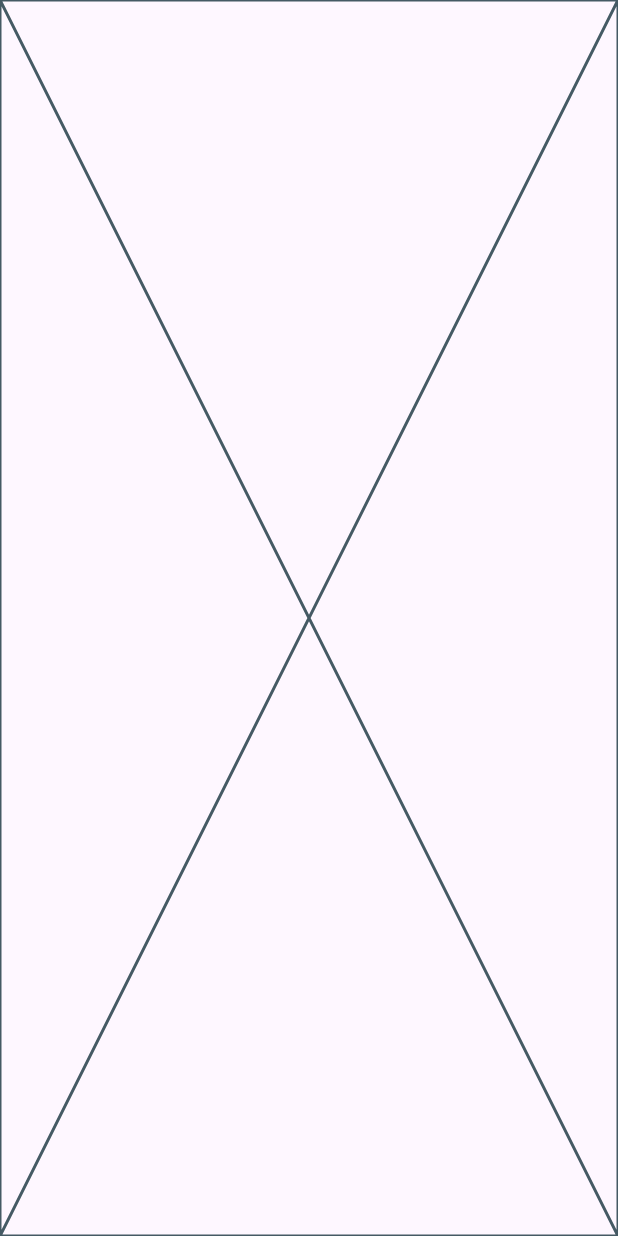
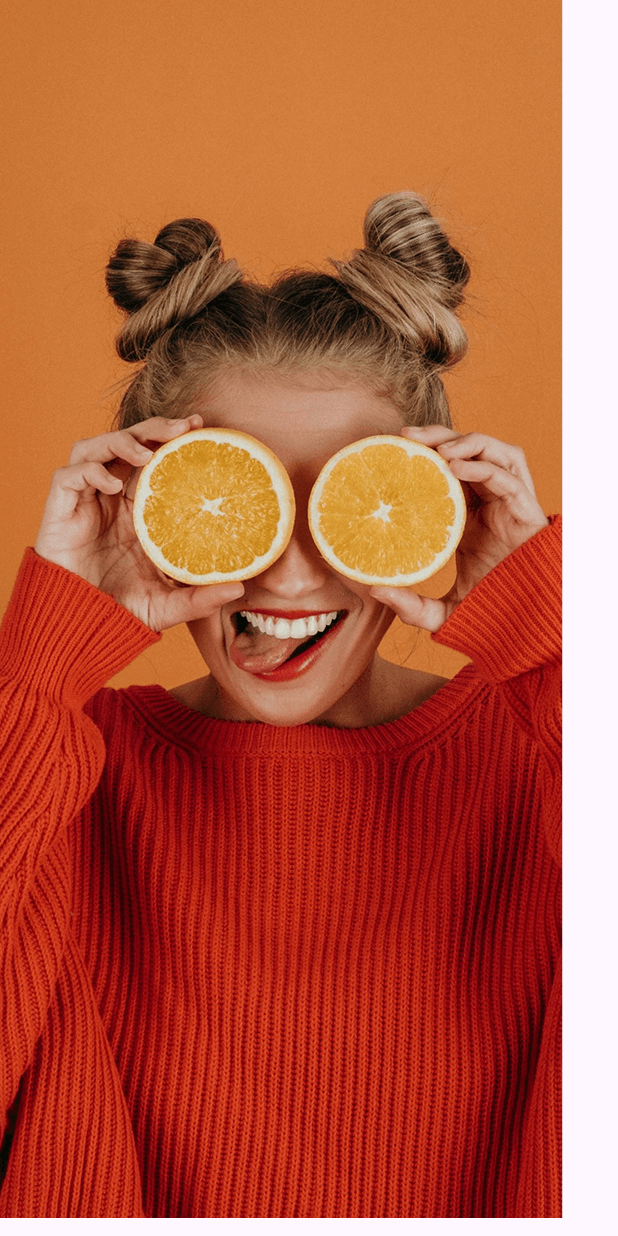
Before and after one commit to Maheresio/Balanced_Meal, a Flutter app: the screen it shows after launch, on a phone screen of 412 x 824 dp. Run offline on Flutter 3.47's test engine with Material 3 defaults, Android fonts, the phone set to English and light mode, and no system bars; our stand-ins replace flutter_screenutil, go_router, google_fonts.

Commit message:
replace welcome image format from SVG to PNG and update boarding view to display the new image and remove flutter svg package

```diff
--- a/lib/core/utils/app_images.dart
+++ b/lib/core/utils/app_images.dart
@@ -1,4 +1,4 @@
 abstract class AppImages
 {
-  static const String welcomeImage='assets/images/welcome.svg';
+  static const String welcomeImage='assets/images/welcome.png';
 }
--- a/lib/features/boarding/widgets/boarding_view_body.dart
+++ b/lib/features/boarding/widgets/boarding_view_body.dart
@@ -1,3 +1,4 @@
+import 'package:balanced_meal/core/utils/app_images.dart';
 import 'package:flutter/material.dart';
 
 class BoardingViewBody extends StatelessWidget {
@@ -5,6 +6,6 @@ class BoardingViewBody extends StatelessWidget {
 
   @override
   Widget build(BuildContext context) {
-    return const Placeholder();
+    return Stack(children: [Image.asset(AppImages.welcomeImage)]);
   }
 }
--- a/pubspec.yaml
+++ b/pubspec.yaml
@@ -34,7 +34,6 @@ dependencies:
   # The following adds the Cupertino Icons font to your application.
   # Use with the CupertinoIcons class for iOS style icons.
   cupertino_icons: ^1.0.8
-  flutter_svg: ^2.0.17
   flutter_screenutil: ^5.9.3
   google_fonts: ^6.2.1
   go_router: ^14.8.0
```
Also changed, not shown: assets/images/1.5x/welcome.png (added), assets/images/2.0x/welcome.png (added), assets/images/3.0x/welcome.png (added), assets/images/4.0x/welcome.png (added), assets/images/welcome.png (added), assets/images/welcome.svg (deleted), pubspec.lock.
